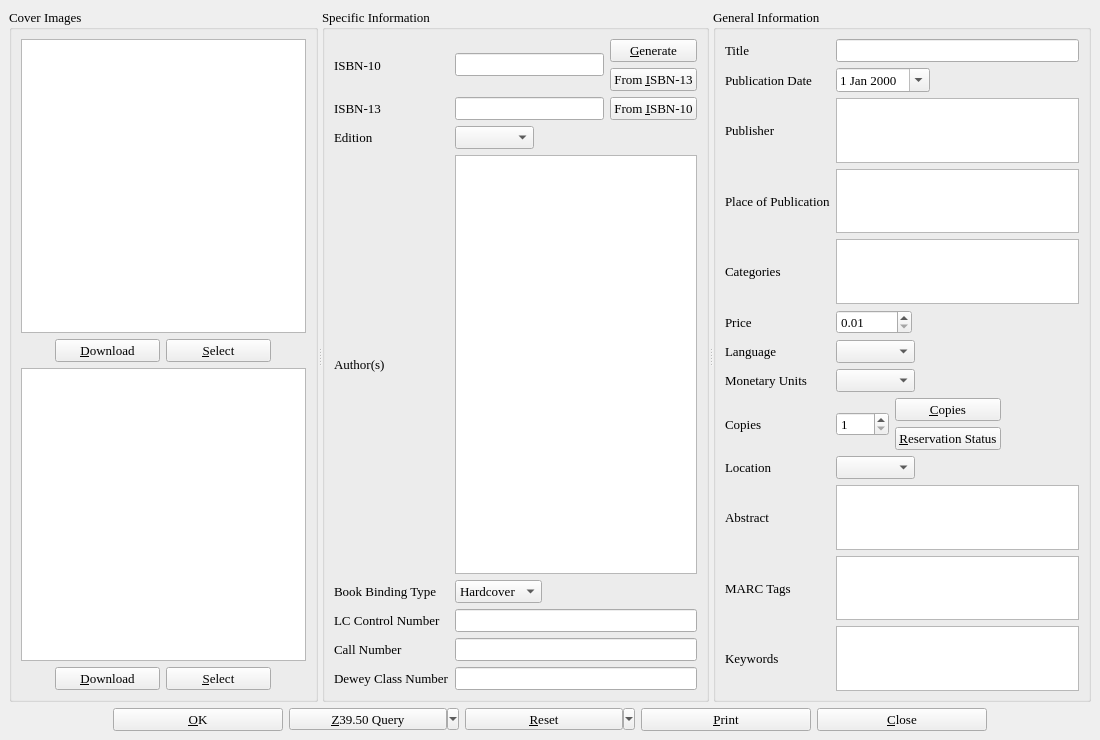
Before: the Qt Designer form bookinfo.ui in textbrowser/biblioteq, drawn with Qt 5.
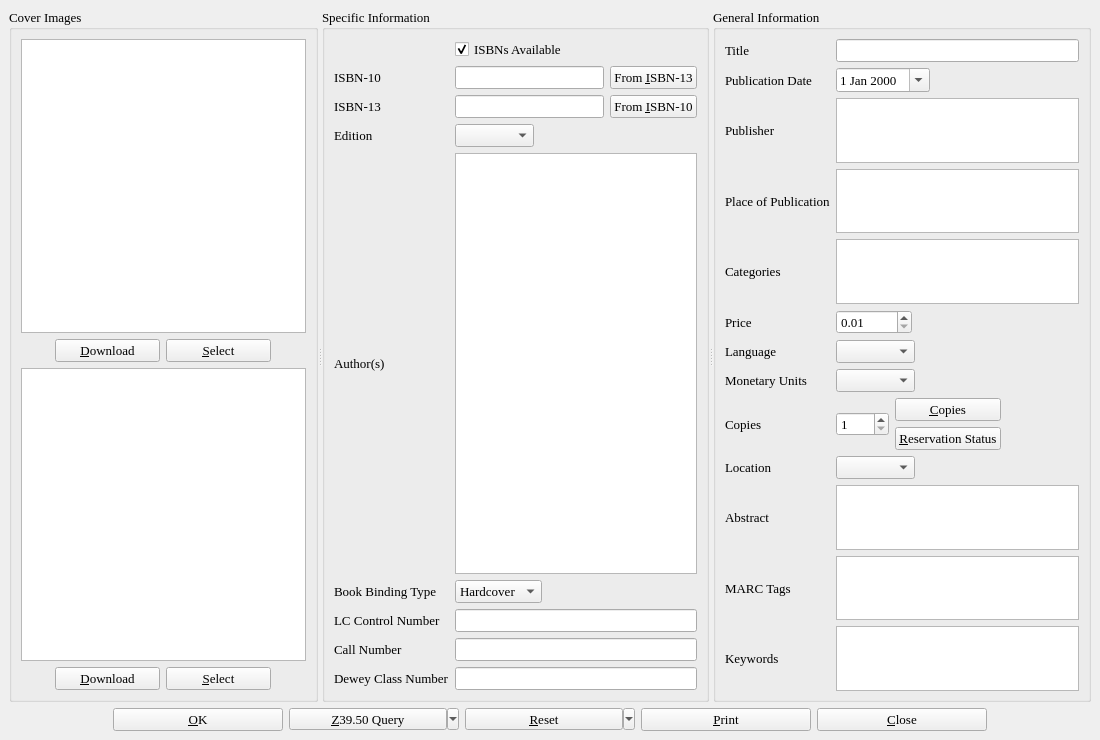
After: the same form once the commit is applied. Icons and pictures are not drawn. Custom widgets are drawn as their Qt base class.

Commit message: ISBN-10 and ISBN-13 are now optional fields.

Patch:
```diff
--- a/bookinfo.ui
+++ b/bookinfo.ui
@@ -225,7 +225,7 @@
         <string>Specific Information</string>
        </property>
        <layout class="QGridLayout" name="gridLayout">
-        <item row="0" column="0">
+        <item row="1" column="0">
          <widget class="QLabel" name="label">
           <property name="font">
            <font>
@@ -238,7 +238,7 @@
           </property>
          </widget>
         </item>
-        <item row="0" column="1">
+        <item row="1" column="1">
          <layout class="QHBoxLayout" name="horizontalLayout">
           <item>
            <widget class="QLineEdit" name="id">
@@ -248,25 +248,6 @@
            </widget>
           </item>
           <item>
-           <layout class="QVBoxLayout" name="verticalLayout">
-            <item>
-             <widget class="QPushButton" name="generate">
-              <property name="font">
-               <font>
-                <family>Times</family>
-                <pointsize>10</pointsize>
-               </font>
-              </property>
-              <property name="text">
-               <string>&amp;Generate</string>
-              </property>
-              <property name="icon">
-               <iconset>
-                <normaloff>icons.d/16x16/gear.png</normaloff>icons.d/16x16/gear.png</iconset>
-              </property>
-             </widget>
-            </item>
-            <item>
              <widget class="QPushButton" name="isbn13to10">
               <property name="font">
                <font>
@@ -285,9 +266,7 @@
             </item>
            </layout>
           </item>
-         </layout>
-        </item>
-        <item row="1" column="0">
+        <item row="2" column="0">
          <widget class="QLabel" name="label_11">
           <property name="font">
            <font>
@@ -300,7 +279,7 @@
           </property>
          </widget>
         </item>
-        <item row="1" column="1">
+        <item row="2" column="1">
          <layout class="QHBoxLayout" name="horizontalLayout_3">
           <item>
            <widget class="QLineEdit" name="isbn13">
@@ -328,7 +307,7 @@
           </item>
          </layout>
         </item>
-        <item row="2" column="0">
+        <item row="3" column="0">
          <widget class="QLabel" name="label_5">
           <property name="font">
            <font>
@@ -341,7 +320,7 @@
           </property>
          </widget>
         </item>
-        <item row="2" column="1">
+        <item row="3" column="1">
          <layout class="QHBoxLayout">
           <item>
            <widget class="QComboBox" name="edition">
@@ -365,7 +344,7 @@
           </item>
          </layout>
         </item>
-        <item row="3" column="0">
+        <item row="4" column="0">
          <widget class="QLabel" name="label_6">
           <property name="font">
            <font>
@@ -378,7 +357,7 @@
           </property>
          </widget>
         </item>
-        <item row="3" column="1">
+        <item row="4" column="1">
          <widget class="hyperlinked_text_edit" name="author">
           <property name="readOnly">
            <bool>false</bool>
@@ -391,7 +370,7 @@
           </property>
          </widget>
         </item>
-        <item row="4" column="0">
+        <item row="5" column="0">
          <widget class="QLabel" name="label_9">
           <property name="font">
            <font>
@@ -404,7 +383,7 @@
           </property>
          </widget>
         </item>
-        <item row="4" column="1">
+        <item row="5" column="1">
          <layout class="QHBoxLayout">
           <item>
            <widget class="QComboBox" name="binding">
@@ -441,7 +420,7 @@
           </item>
          </layout>
         </item>
-        <item row="5" column="0">
+        <item row="6" column="0">
          <widget class="QLabel" name="label_12">
           <property name="font">
            <font>
@@ -454,14 +433,14 @@
           </property>
          </widget>
         </item>
-        <item row="5" column="1">
+        <item row="6" column="1">
          <widget class="QLineEdit" name="lcnum">
           <property name="maxLength">
            <number>64</number>
           </property>
          </widget>
         </item>
-        <item row="6" column="0">
+        <item row="7" column="0">
          <widget class="QLabel" name="label_17">
           <property name="font">
            <font>
@@ -474,14 +453,14 @@
           </property>
          </widget>
         </item>
-        <item row="6" column="1">
+        <item row="7" column="1">
          <widget class="QLineEdit" name="callnum">
           <property name="maxLength">
            <number>64</number>
           </property>
          </widget>
         </item>
-        <item row="7" column="0">
+        <item row="8" column="0">
          <widget class="QLabel" name="label_18">
           <property name="font">
            <font>
@@ -494,13 +473,23 @@
           </property>
          </widget>
         </item>
-        <item row="7" column="1">
+        <item row="8" column="1">
          <widget class="QLineEdit" name="deweynum">
           <property name="maxLength">
            <number>64</number>
           </property>
          </widget>
         </item>
+        <item row="0" column="1">
+         <widget class="QCheckBox" name="isbnAvailableCheckBox">
+          <property name="text">
+           <string>ISBNs Available</string>
+          </property>
+          <property name="checked">
+           <bool>true</bool>
+          </property>
+         </widget>
+        </item>
        </layout>
       </widget>
       <widget class="QGroupBox" name="generalGroup">
```
Left out of the diff: 2 changed lines with no effect on the pictures. Lines whose indentation alone changed are shown as unchanged. The commit also changes 7 other files.
